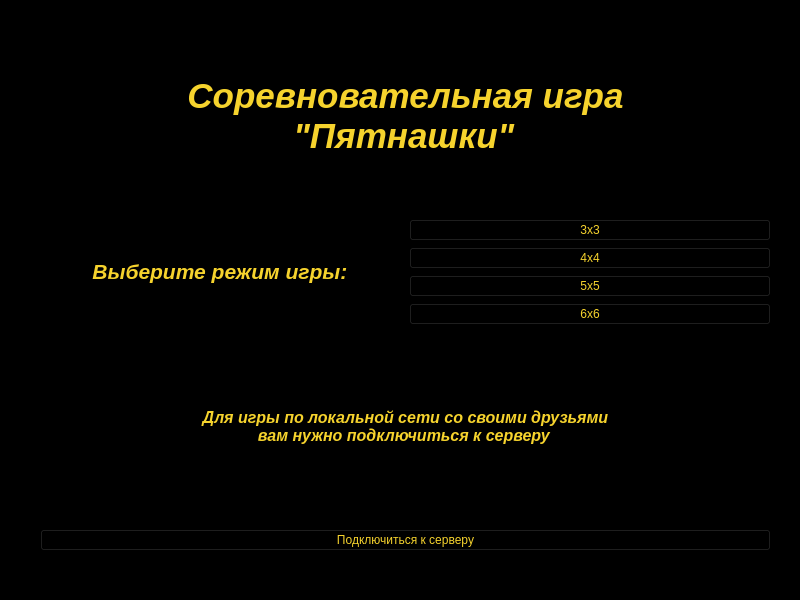
Qt form 15-puzzle/mainwindow.ui (4rt3mio/Kursovaya) before a commit.
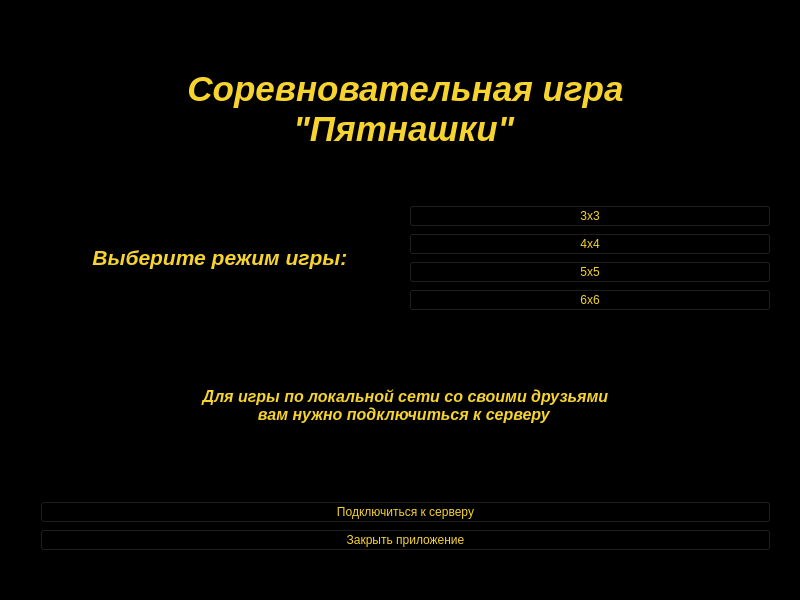
The same form after that commit. Icons and pictures are not drawn.

Commit message: add bnt_close

```diff
--- a/15-puzzle/mainwindow.ui
+++ b/15-puzzle/mainwindow.ui
@@ -121,6 +121,19 @@
        </property>
       </widget>
      </item>
+     <item>
+      <widget class="QPushButton" name="bnt_closeApp">
+       <property name="styleSheet">
+        <string notr="true">color: rgb(246, 211, 45);</string>
+       </property>
+       <property name="text">
+        <string>Закрыть приложение</string>
+       </property>
+       <property name="icon">
+        <iconset theme="application-exit"/>
+       </property>
+      </widget>
+     </item>
     </layout>
    </widget>
   </widget>
```
The commit also changes 3 other files.
